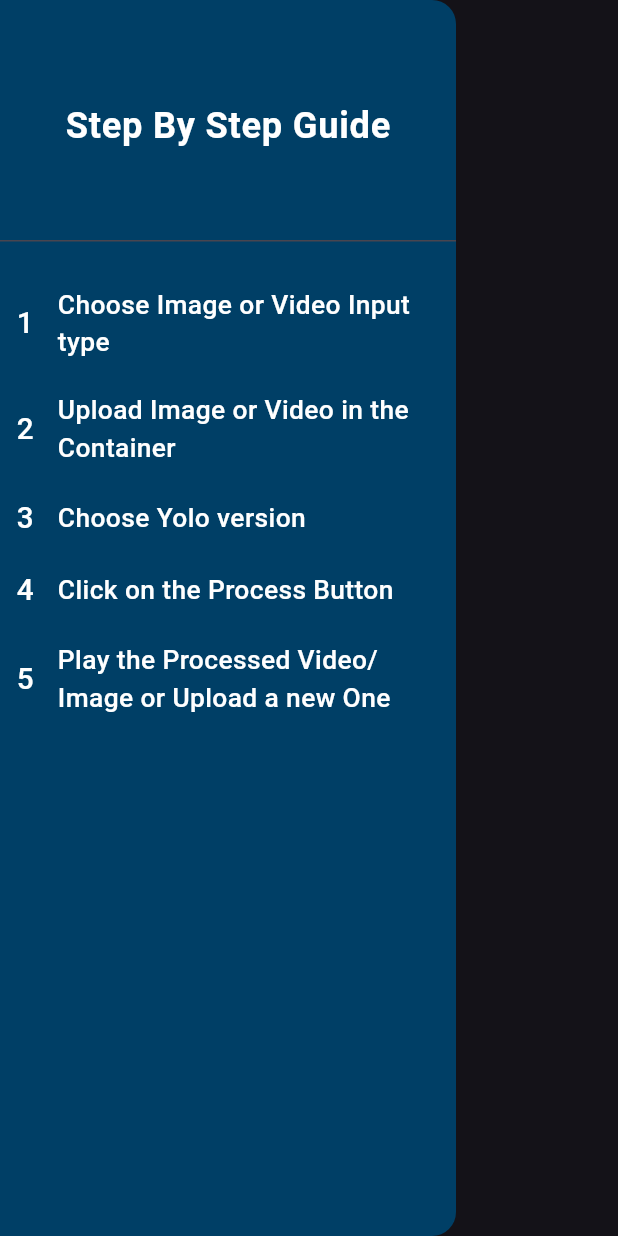
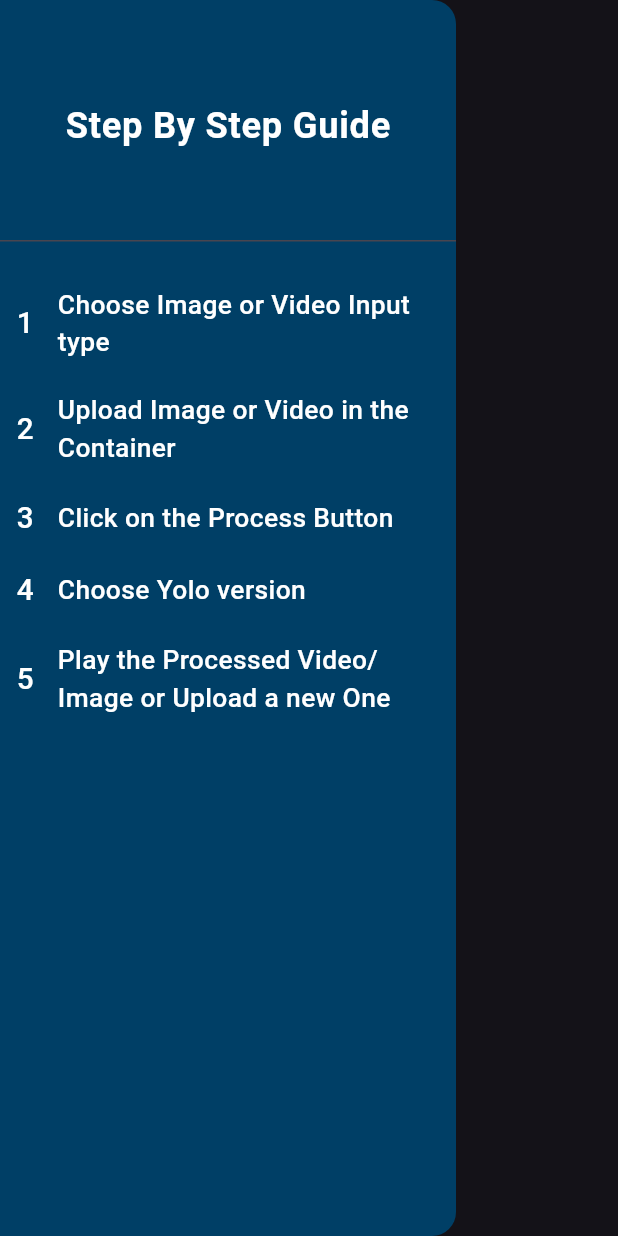
Before and after one commit to adityakumarsahu108/yolo_deepsort_major_project_7th_em, a Flutter app: the StartDrawer widget shown alone on an empty page, opened directly, on a phone screen of 412 x 824 dp. Run offline on Flutter 3.47's test engine with Material 3 defaults, Android fonts, the phone set to English and light mode, and no system bars; our stand-ins replace flutter_bloc, flutter_screenutil, image_picker, permission_handler, video_player.

Commit message:
start drawer changes

```diff
--- a/lib/common/start_drawer.dart
+++ b/lib/common/start_drawer.dart
@@ -30,8 +30,8 @@ class StartDrawer extends StatelessWidget {
               children: [
                 text('Choose Image or Video Input type', 1),
                 text('Upload Image or Video in the Container', 2),
-                text('Choose Yolo version', 3),
-                text('Click on the Process Button', 4),
+                text('Click on the Process Button', 3),
+                text('Choose Yolo version', 4),
                 text('Play the Processed Video/Image or Upload a new One', 5),
               ],
             ),
```
